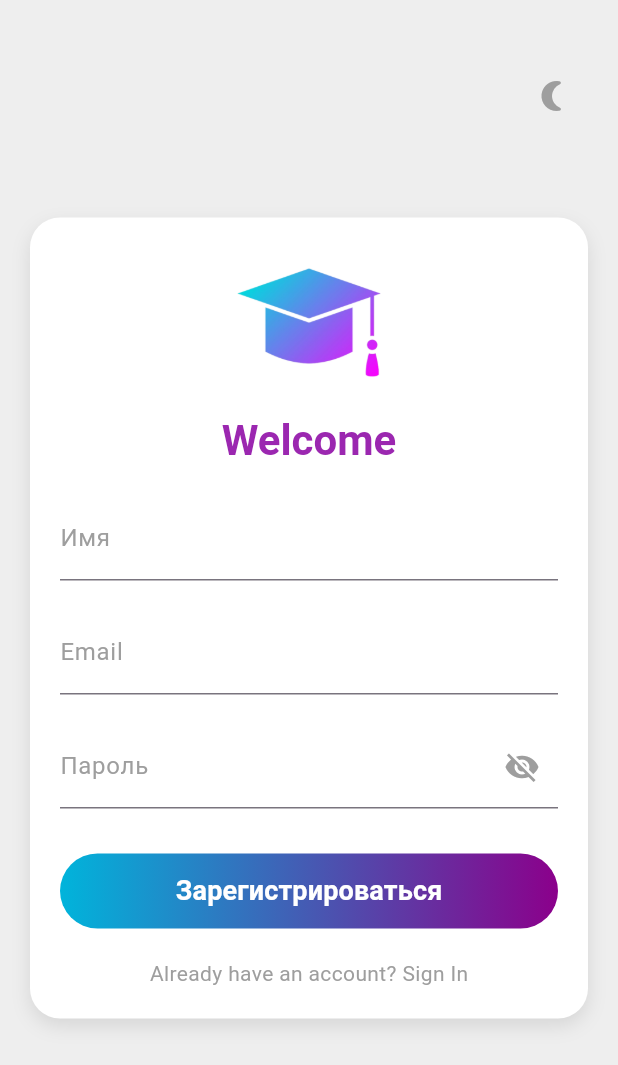
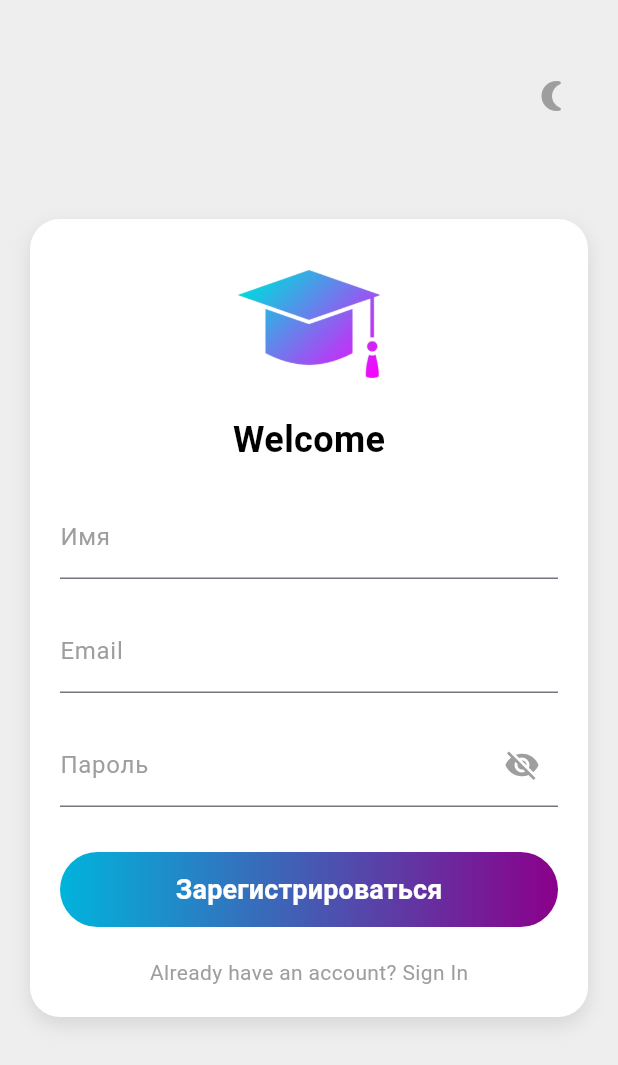
Before and after one commit to ElinaAIT/Project3Elli, a Flutter app: the RegisterScreen screen opened by its route, on a phone screen of 412 x 824 dp. Shown: the top 1065 px of the screen. Run offline on Flutter 3.47's test engine with Material 3 defaults, Android fonts, the phone set to English and light mode, and no system bars; our stand-ins replace firebase_core, shared_preferences; accounts and stored records are empty.

Commit message:
project3

```diff
--- a/lib/login_screen.dart
+++ b/lib/login_screen.dart
@@ -64,7 +64,7 @@ class _LoginScreenState extends State<LoginScreen> {
               const SizedBox(height: 10),
 
               // Заголовок "Welcome"
-                 Text(
+              Text(
                 'Welcome',
                 style: Theme.of(context).textTheme.headlineMedium?.copyWith(
                       fontWeight: FontWeight.bold,
@@ -73,7 +73,6 @@ class _LoginScreenState extends State<LoginScreen> {
                     ),
               ),
               const SizedBox(height: 20),
-
 
               // Поле для Email
               TextField(
--- a/lib/register_screen.dart
+++ b/lib/register_screen.dart
@@ -46,7 +46,7 @@ class _RegisterScreenState extends State<RegisterScreen> {
                 borderRadius: BorderRadius.circular(20.0),
                 boxShadow: [
                   BoxShadow(
-                    color: const Color.fromARGB(255, 0, 0, 0).withOpacity(0.1),
+                    color: Colors.black.withOpacity(0.1),
                     blurRadius: 10,
                     offset: const Offset(0, 5),
                   ),
@@ -64,12 +64,12 @@ class _RegisterScreenState extends State<RegisterScreen> {
                   const SizedBox(height: 10),
 
                   // Заголовок "Welcome"
-                  Text(
+                  const Text(
                     'Welcome',
-                    style: Theme.of(context).textTheme.headlineMedium?.copyWith(
-                          fontWeight: FontWeight.bold,
-                          color: const Color.fromARGB(255, 155, 39, 176), // Set the color to violet
-                        ),
+                    style: TextStyle(
+                      fontSize: 24,
+                      fontWeight: FontWeight.bold,
+                    ),
                   ),
                   const SizedBox(height: 20),
 
```
Also changed, not shown: lib/auth_service.dart (added, +63 -0 lines), lib/main.dart (+8 -1 lines), pubspec.yaml (+6 -2 lines), firebase.json (added), lib/firebase_options.dart (added), pubspec.lock, 6 other files.
